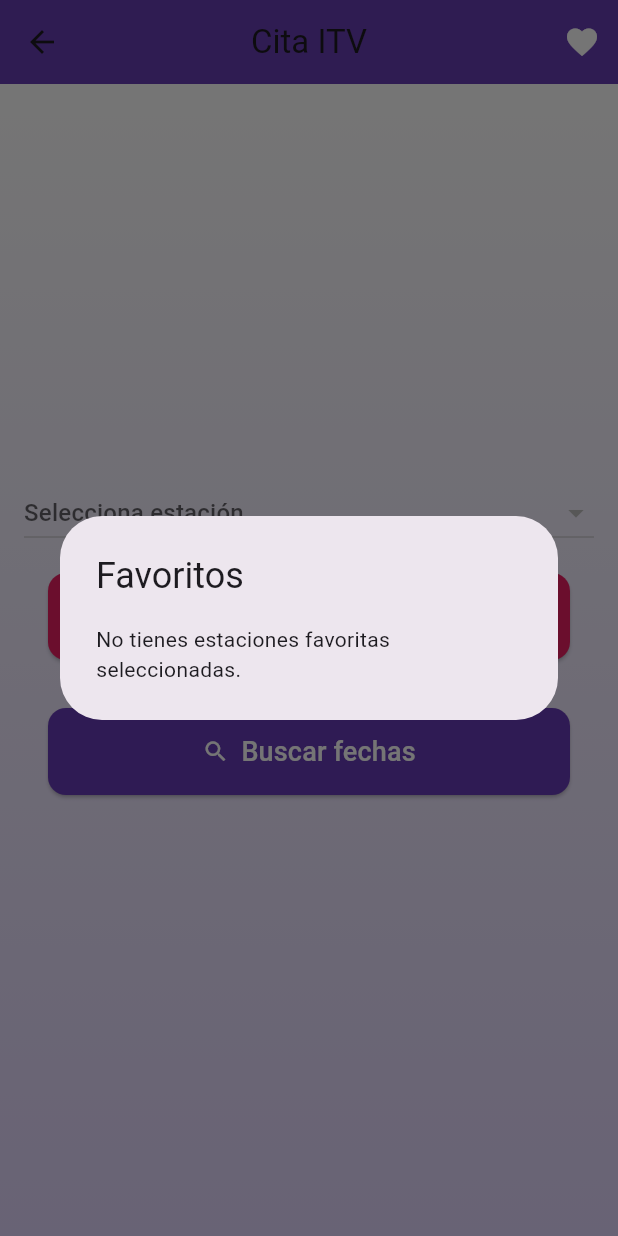
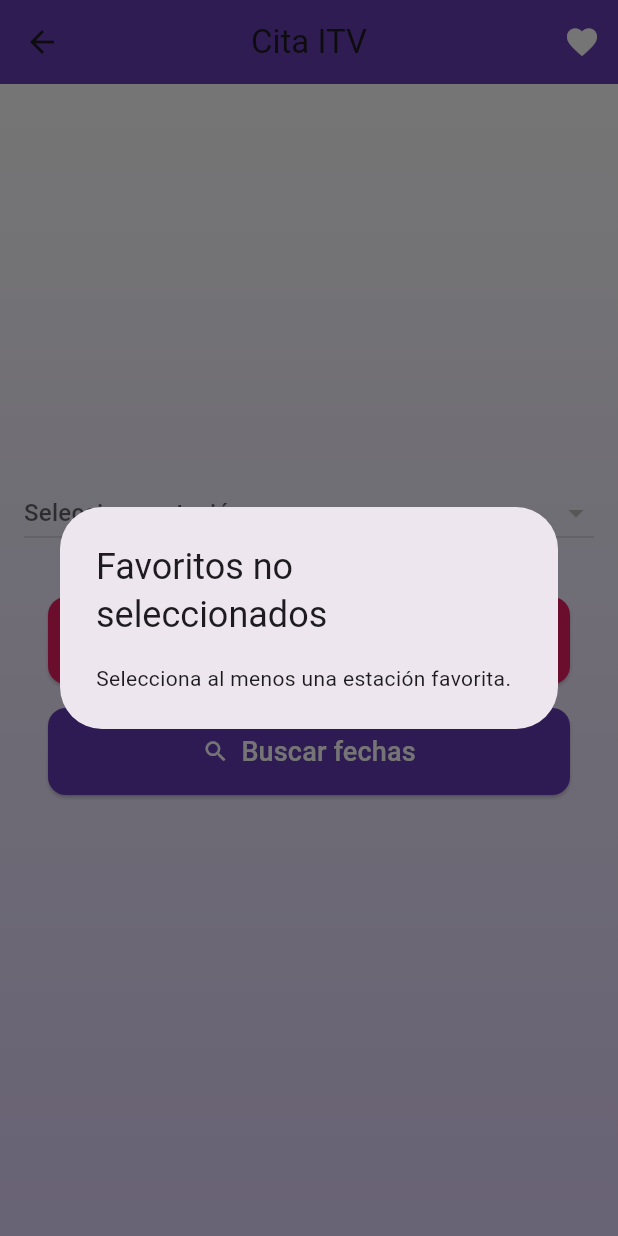
Before and after one commit to Fralopala2/Citabot, a Flutter app: the ITVCitaScreen screen opened directly, after a tap on "Buscar en favoritos", on a phone screen of 412 x 824 dp. Run offline on Flutter 3.47's test engine with Material 3 defaults, Android fonts, the phone set to English and light mode, and no system bars; our stand-ins replace firebase_core, firebase_messaging, google_mobile_ads, shared_preferences; accounts and stored records are empty; network calls fail.

Commit message:
Refactor: Add favorites management and direct search functionality in the app

```diff
--- a/citabot_app/lib/main.dart
+++ b/citabot_app/lib/main.dart
@@ -8,8 +8,8 @@ import 'package:shared_preferences/shared_preferences.dart';
 import 'horas_disponibles_screen.dart';
 import 'config.dart';
 import 'favoritos_screen.dart';
+import 'categorias_servicio.dart';
 import 'seleccionar_servicio_screen.dart';
-import 'categorias_servicio.dart';
 
 void main() async {
   WidgetsFlutterBinding.ensureInitialized();
@@ -47,7 +47,6 @@ class _MyHomePageState extends State<MyHomePage> {
   bool _isBannerAdReady = false;
   void mostrarErrorServicios(BuildContext context) {
     if (!mounted) return;
-    WidgetsBinding.instance.addPostFrameCallback((_) {
     showDialog(
       context: context,
       builder: (context) => AlertDialog(
@@ -61,7 +60,6 @@ class _MyHomePageState extends State<MyHomePage> {
         ],
       ),
     );
-    });
   }
 
   @override
@@ -340,55 +338,44 @@ class _ITVCitaScreenState extends State<ITVCitaScreen> {
   bool buscandoFavoritos = false;
   String? nombreEstacionEncontrada;
   Future<void> buscarPrimeraFechaFavoritos() async {
-    setState(() {
-      buscandoFavoritos = true;
-      nombreEstacionEncontrada = null;
-    });
+    // 1. Seleccionar servicio unificado antes de buscar
     final favoritos = await _getFavoritos();
     if (favoritos.isEmpty) {
-      setState(() { buscandoFavoritos = false; });
-      if (!mounted) return;
       showDialog(
         context: context,
         builder: (context) => const AlertDialog(
-          title: Text('Favoritos'),
-          content: Text('No tienes estaciones favoritas seleccionadas.'),
+          title: Text('Favoritos no seleccionados'),
+          content: Text('Selecciona al menos una estación favorita.'),
         ),
       );
       return;
     }
-    // 1. Mostrar categorías unificadas
-    final categoriaSeleccionada = await Navigator.push<String>(
-      context,
-      MaterialPageRoute(
-        builder: (context) => SeleccionarServicioScreen(
-          servicios: categoriasServicios.keys.map((k) => {'nombre': k}).toList(),
-        ),
+    // Mostrar pantalla de selección de categoría unificada
+    final categoriaSeleccionada = await showDialog<String>(
+      context: context,
+      builder: (context) => SimpleDialog(
+        title: const Text('Selecciona tipo de servicio'),
+        children: categoriasServicios.keys.map((cat) => SimpleDialogOption(
+          child: Text(cat),
+          onPressed: () => Navigator.pop(context, cat),
+        )).toList(),
       ),
     );
-    if (!mounted || categoriaSeleccionada == null) return;
-    setState(() { buscandoFavoritos = true; });
+    if (categoriaSeleccionada == null) return;
+    setState(() {
+      buscandoFavoritos = true;
+    });
     final palabrasClave = categoriasServicios[categoriaSeleccionada] ?? [];
-    // 2. Buscar la primera estación favorita con fechas disponibles para esa categoría
-    for (final favId in favoritos) {
-      final estacion = estaciones.firstWhere(
-        (e) => e['store_id']?.toString() == favId,
-        orElse: () => null,
-      );
-      if (estacion == null) {
-        debugPrint('Estación null para favId: $favId');
-        continue;
-      }
+    // Buscar en cada estación favorita
+    for (final estacion in estaciones.where((e) => favoritos.contains(e['store_id'].toString()))) {
       final storeId = estacion['store_id']?.toString();
       final nombreEstacion = '${estacion['provincia'] ?? ''} - ${estacion['nombre'] ?? ''} (${estacion['tipo'] ?? ''})';
-      // Obtener servicios de la estación
       final urlServicios = Uri.parse('${Config.serviciosUrl}?store_id=$storeId');
       try {
         final responseServicios = await http.get(urlServicios);
         if (responseServicios.statusCode == 200) {
           final dataServicios = jsonDecode(responseServicios.body);
           final servicios = List<Map<String, dynamic>>.from(dataServicios['servicios'] ?? []);
-          // Filtrar servicios que coincidan con la categoría
           final serviciosFiltrados = servicios.where((s) {
             final nombre = (s['nombre'] ?? '').toString().toLowerCase();
             return palabrasClave.any((kw) => nombre.contains(kw.toLowerCase()));
@@ -420,6 +407,7 @@ class _ITVCitaScreenState extends State<ITVCitaScreen> {
                       builder: (context) => HorasDisponiblesScreen(
                         fechasAgrupadas: agrupadas,
                         nombreEstacion: nombreEstacion,
+                        mostrarPrecio: false,
                       ),
                     ),
                   );
@@ -680,13 +668,36 @@ class _ITVCitaScreenState extends State<ITVCitaScreen> {
                         ),
                       ),
                 const SizedBox(height: 16),
+                estacionSeleccionada == null
+                    ? const SizedBox.shrink()
+                    : Padding(
+                        padding: const EdgeInsets.symmetric(horizontal: 16.0),
+                        child: DropdownButton<dynamic>(
+                          isExpanded: true,
+                          hint: const Text('Selecciona servicio'),
+                          value: servicioSeleccionado,
+                          items: serviciosDisponibles.map((t) {
+                            return DropdownMenuItem(
+                              value: t,
+                              child: Text(t['nombre']),
+                            );
+                          }).toList(),
+                          onChanged: (value) {
+                            setState(() {
+                              servicioSeleccionado = value;
+                            });
+                          },
+                        ),
+                      ),
+                const SizedBox(height: 16),
+                // Botón Buscar en favoritos SIEMPRE debajo del dropdown de servicios
                 if (buscandoFavoritos)
-                  const Padding(
-                    padding: EdgeInsets.symmetric(horizontal: 16.0, vertical: 8.0),
+                  Padding(
+                    padding: const EdgeInsets.symmetric(horizontal: 16.0, vertical: 8.0),
                     child: Text(
                       'Buscando fechas entre las estaciones favoritas...',
                       textAlign: TextAlign.center,
-                      style: TextStyle(
+                      style: const TextStyle(
                         fontSize: 14,
                         color: Colors.deepPurple,
                         fontStyle: FontStyle.italic,
@@ -715,28 +726,6 @@ class _ITVCitaScreenState extends State<ITVCitaScreen> {
                       ),
                       onPressed: buscandoFavoritos ? null : buscarPrimeraFechaFavoritos,
                     ),
-                  ),
-                ),
-                const SizedBox(height: 16),
-                estacionSeleccionada == null
-                    ? const SizedBox.shrink()
-                    : Padding(
-                        padding: const EdgeInsets.symmetric(horizontal: 16.0),
-                        child: DropdownButton<dynamic>(
-                          isExpanded: true,
-                          hint: const Text('Selecciona servicio'),
-                          value: servicioSeleccionado,
-                          items: serviciosDisponibles.map((t) {
-                            return DropdownMenuItem(
-                              value: t,
-                              child: Text(t['nombre']),
-                            );
-                          }).toList(),
-                          onChanged: (value) {
-                            setState(() {
-                              servicioSeleccionado = value;
-                            });
-                          },
                   ),
                 ),
                 const SizedBox(height: 16),
```
Also changed, not shown: citabot_app/lib/horas_disponibles_screen.dart (+5 -2 lines), 1 other file. Lines whose indentation alone changed are shown as unchanged.
